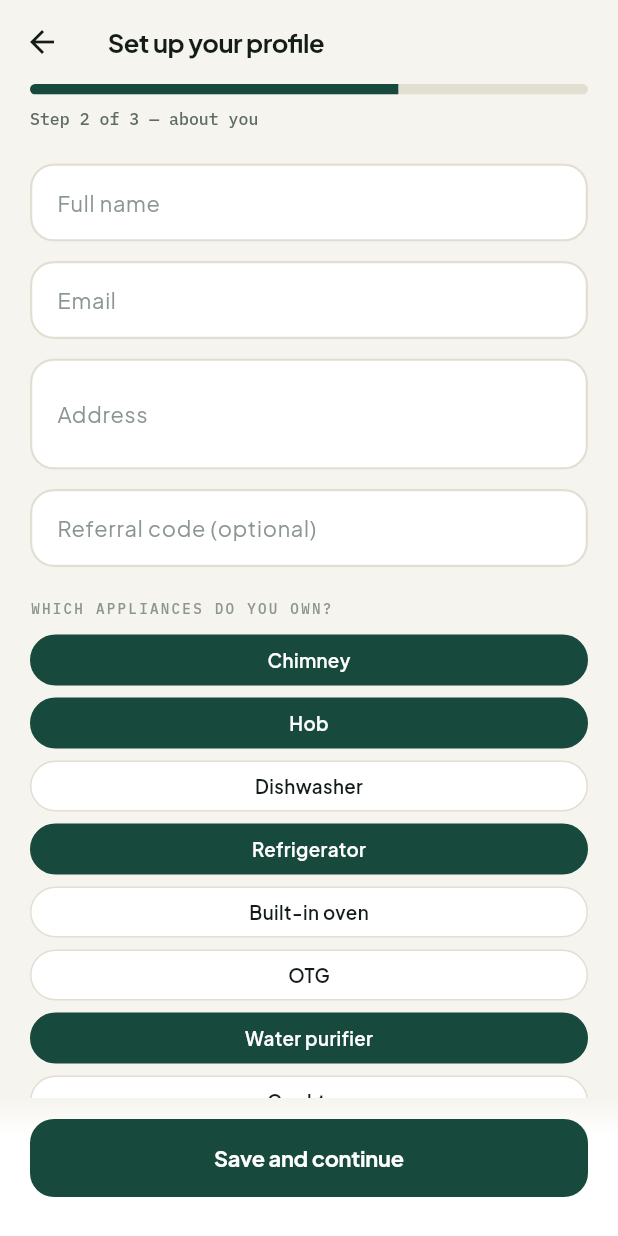
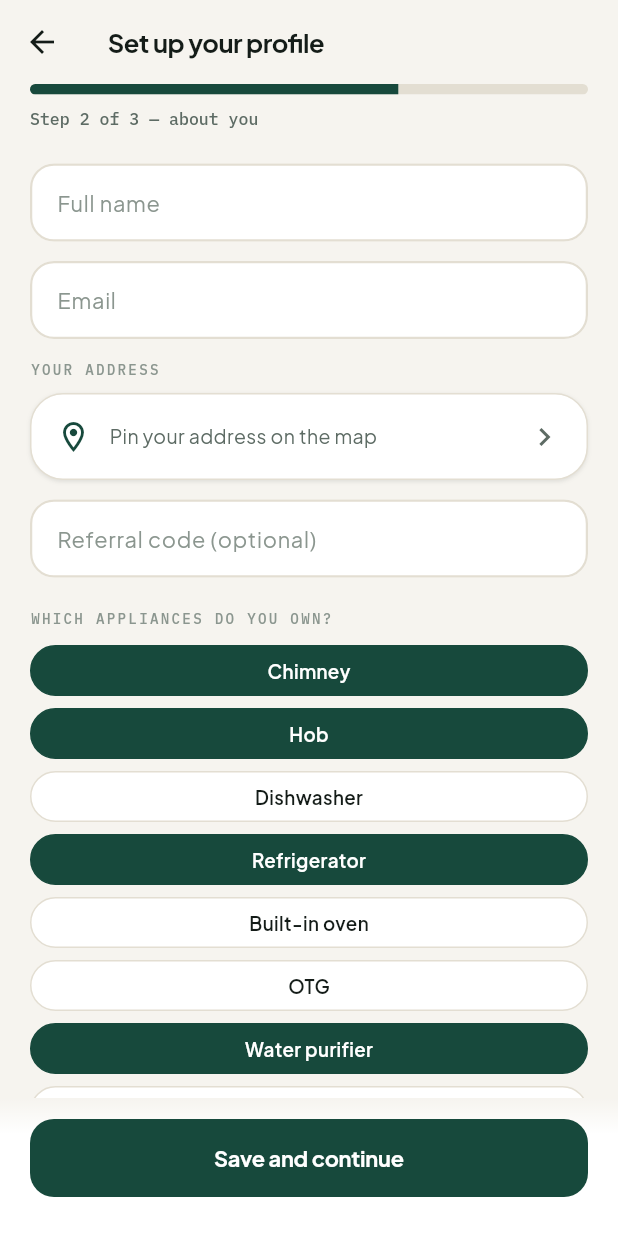
Before and after one commit to ankitchouria-oss/Rasoi-care, a Flutter app: the screen it shows after launch, after a tap on "Skip", after a tap on "Create an account", on a phone screen of 412 x 824 dp. Run offline on Flutter 3.47's test engine with Material 3 defaults, Android fonts, the phone set to English and light mode, and no system bars; our stand-ins replace cloud_firestore, firebase_auth, firebase_core, flutter_riverpod, geolocator, go_router and 5 more; missing offline and left inert: smart_auth; accounts and stored records are empty; network calls fail.

Commit message:
Remove demo saved addresses, capture signup address via real map
Every customer saw the same two hardcoded "Home"/"Parents" Nashik
addresses everywhere addresses are listed (home screen, booking flow),
regardless of who they actually were. MockRepository.addresses() now
returns none, and the three call sites that used it read from the new
savedAddressesProvider instead, which merges in the real address
collected at signup.

RegisterScreen's address field was plain free text with no
coordinates. It now pushes the same AddressPickerScreen used by the
booking flow (real GoogleMap pin + Places search + current-location,
or the plain-text fallback when no Maps key is configured), so the
signup address carries accurate lat/lng like any other picked address,
and is required before continuing. UserProfileService.saveProfile and
UserProfile now carry lat/lng alongside the address line.

```diff
--- a/careplus_flutter/lib/data/firebase/firestore_user_profile_service.dart
+++ b/careplus_flutter/lib/data/firebase/firestore_user_profile_service.dart
@@ -12,11 +12,15 @@ class UserProfile {
     required this.phone,
     required this.email,
     required this.address,
+    this.lat,
+    this.lng,
   });
   final String name;
   final String phone;
   final String email;
   final String address;
+  final double? lat;
+  final double? lng;
 }
 
 /// Best-effort profile write-through to Firestore, called once right after
@@ -49,6 +53,8 @@ class UserProfileService {
             ? data!['email'] as String
             : (user.email ?? ''),
         address: (data?['address'] as String?) ?? '',
+        lat: (data?['addressLat'] as num?)?.toDouble(),
+        lng: (data?['addressLng'] as num?)?.toDouble(),
       );
     });
   }
@@ -57,6 +63,8 @@ class UserProfileService {
     required String name,
     required String email,
     required String address,
+    double? lat,
+    double? lng,
     required Set<String> ownedAppliances,
   }) async {
     if (Firebase.apps.isEmpty) return; // mock mode — nothing to write to
@@ -67,6 +75,8 @@ class UserProfileService {
         'name': name,
         'email': email,
         'address': address,
+        'addressLat': lat,
+        'addressLng': lng,
         'phone': user.phoneNumber,
         'ownedAppliances': ownedAppliances.toList(),
         'updatedAt': FieldValue.serverTimestamp(),
--- a/careplus_flutter/lib/features/auth/auth_screens.dart
+++ b/careplus_flutter/lib/features/auth/auth_screens.dart
@@ -10,6 +10,7 @@ import '../../state/auth_providers.dart';
 import '../../state/firestore_providers.dart';
 import '../../data/firebase/mock_auth_service.dart';
 import '../../data/local/recent_phone_store.dart';
+import '../../data/models.dart';
 
 // ============================================================ SPLASH
 class SplashScreen extends ConsumerStatefulWidget {
@@ -713,7 +714,10 @@ class _RegisterScreenState extends ConsumerState<RegisterScreen> {
   late final _emailCtrl = TextEditingController(
       text: ref.read(authServiceProvider).currentEmail ??
           (ref.read(authFlowProvider.notifier).isMock ? 'rohan.d@gmail.com' : ''));
-  final _addressCtrl = TextEditingController();
+  // Picked via the real map (or the plain-text fallback when no Maps key is
+  // configured — see AddressPickerScreen), so this carries accurate
+  // lat/lng, not just a typed line.
+  SavedAddress? _pickedAddress;
   Set<String> _owned = {'Chimney', 'Hob', 'Refrigerator', 'Water purifier'};
   bool _saving = false;
 
@@ -721,18 +725,29 @@ class _RegisterScreenState extends ConsumerState<RegisterScreen> {
   void dispose() {
     _nameCtrl.dispose();
     _emailCtrl.dispose();
-    _addressCtrl.dispose();
     super.dispose();
   }
 
+  Future<void> _pickAddress() async {
+    final picked = await context.push<SavedAddress>('/book/address/pick');
+    if (picked != null && mounted) setState(() => _pickedAddress = picked);
+  }
+
   Future<void> _save() async {
+    if (_pickedAddress == null) {
+      ScaffoldMessenger.of(context)
+          .showSnackBar(const SnackBar(content: Text('Add your address to continue.')));
+      return;
+    }
     setState(() => _saving = true);
     // Fire-and-forget — see UserProfileService. Never blocks getting into
     // the app, even if Firestore is slow, unreachable, or not set up yet.
     unawaited(ref.read(userProfileServiceProvider).saveProfile(
           name: _nameCtrl.text.trim(),
           email: _emailCtrl.text.trim(),
-          address: _addressCtrl.text.trim(),
+          address: _pickedAddress!.line,
+          lat: _pickedAddress!.lat,
+          lng: _pickedAddress!.lng,
           ownedAppliances: _owned,
         ));
     if (!mounted) return;
@@ -764,7 +779,24 @@ class _RegisterScreenState extends ConsumerState<RegisterScreen> {
                     CareField('Email',
                         controller: _emailCtrl, keyboardType: TextInputType.emailAddress),
                     const SizedBox(height: 13),
-                    CareField('Address', controller: _addressCtrl, maxLines: 2),
+                    Eyebrow('Your address'),
+                    const SizedBox(height: 8),
+                    CareCard(
+                      onTap: _pickAddress,
+                      child: Row(children: [
+                        Icon(Icons.location_on_outlined, color: context.scheme.primary),
+                        const SizedBox(width: 12),
+                        Expanded(
+                          child: Text(
+                            _pickedAddress?.line ?? 'Pin your address on the map',
+                            style: _pickedAddress == null
+                                ? context.type.bodyMedium
+                                : context.type.bodyMedium!.copyWith(fontWeight: FontWeight.w600),
+                          ),
+                        ),
+                        Icon(Icons.chevron_right, color: context.care.inkMuted),
+                      ]),
+                    ),
                     const SizedBox(height: 13),
                     const CareField('Referral code (optional)'),
                     const SizedBox(height: 20),
--- a/careplus_flutter/lib/features/home/home_screen.dart
+++ b/careplus_flutter/lib/features/home/home_screen.dart
@@ -229,7 +229,7 @@ class HomeScreen extends ConsumerWidget {
       context.push('/services/${a.name}');
 
   void _locationSheet(BuildContext context, WidgetRef ref) {
-    final repo = ref.read(repositoryProvider);
+    final addresses = ref.read(savedAddressesProvider);
     showModalBottomSheet<void>(
       context: context,
       builder: (_) => Padding(
@@ -240,7 +240,7 @@ class HomeScreen extends ConsumerWidget {
           children: [
             Text('Choose a location', style: context.type.titleMedium),
             const SizedBox(height: 14),
-            for (final ad in repo.addresses()) ...[
+            for (final ad in addresses) ...[
               CareCard(
                 onTap: () => Navigator.pop(context),
                 child: Row(children: [
--- a/careplus_flutter/lib/state/providers.dart
+++ b/careplus_flutter/lib/state/providers.dart
@@ -7,6 +7,7 @@ import 'package:flutter_riverpod/flutter_riverpod.dart';
 import '../data/models.dart';
 import '../data/mock_repository.dart';
 import '../data/api/api_repository.dart';
+import 'firestore_providers.dart';
 
 /// Bumped every time [ApiRepository]'s real-booking cache changes (initial
 /// fetch lands, or a new booking is created), so screens that read
@@ -29,6 +30,19 @@ final apiRepositoryProvider = Provider<ApiRepository>((ref) {
 /// which come from the real Flask+SQLite backend — see lib/data/api.
 final repositoryProvider =
     Provider<CareRepository>((ref) => ref.watch(apiRepositoryProvider));
+
+/// The addresses screens actually show: the real one collected at signup
+/// (if any) first, followed by `repo.addresses()` — which is always empty
+/// today, but kept as the seam for a future multi-address feature. No more
+/// hardcoded demo "Home"/"Parents" entries for every customer.
+final savedAddressesProvider = Provider<List<SavedAddress>>((ref) {
+  final repo = ref.watch(repositoryProvider);
+  final profile = ref.watch(userProfileStreamProvider).valueOrNull;
+  final signupAddress = (profile != null && profile.address.isNotEmpty)
+      ? [SavedAddress('a_signup', 'Home', profile.address, '🏠', profile.lat, profile.lng)]
+      : const <SavedAddress>[];
+  return [...signupAddress, ...repo.addresses()];
+});
 
 /// App-wide light/dark toggle. Persist to shared_preferences in production.
 final themeModeProvider = NotifierProvider<ThemeModeVM, ThemeMode>(ThemeModeVM.new);
```
Also changed, not shown: careplus_flutter/lib/data/mock_repository.dart (+5 -6 lines), careplus_flutter/lib/features/booking/booking_screens.dart (+3 -4 lines).
